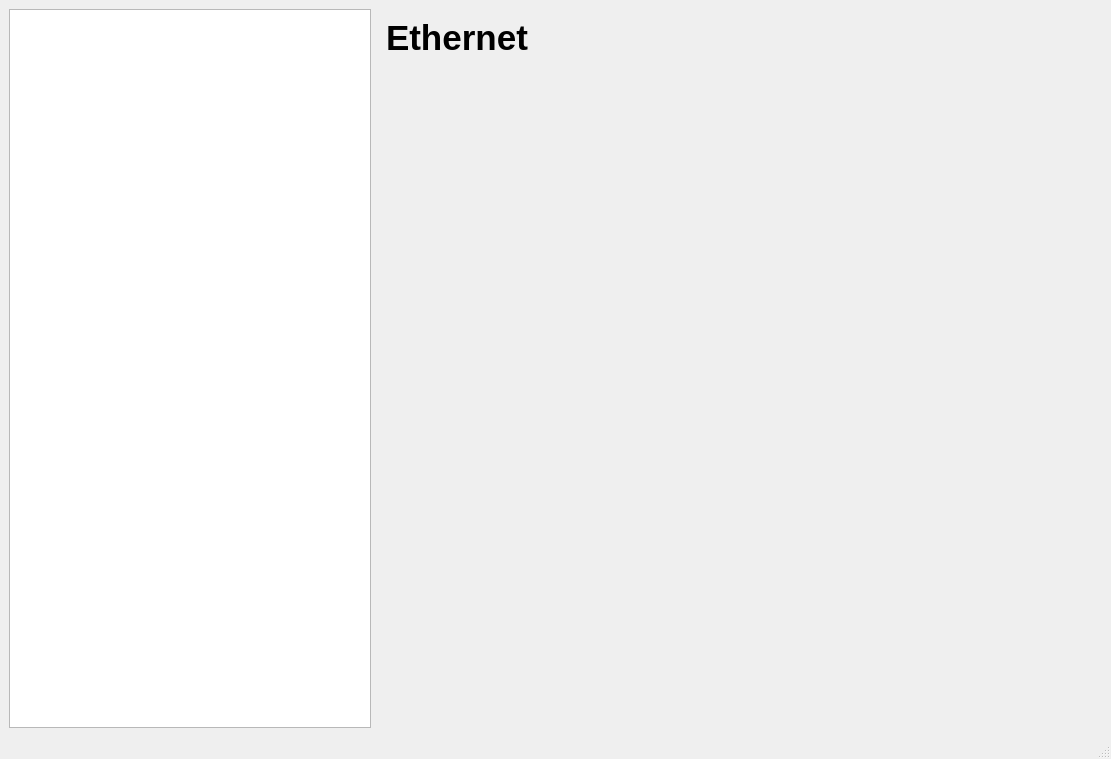
The window that ltm.ui (rejuce/LikeTaskManager) describes before a commit, drawn with Qt 5.
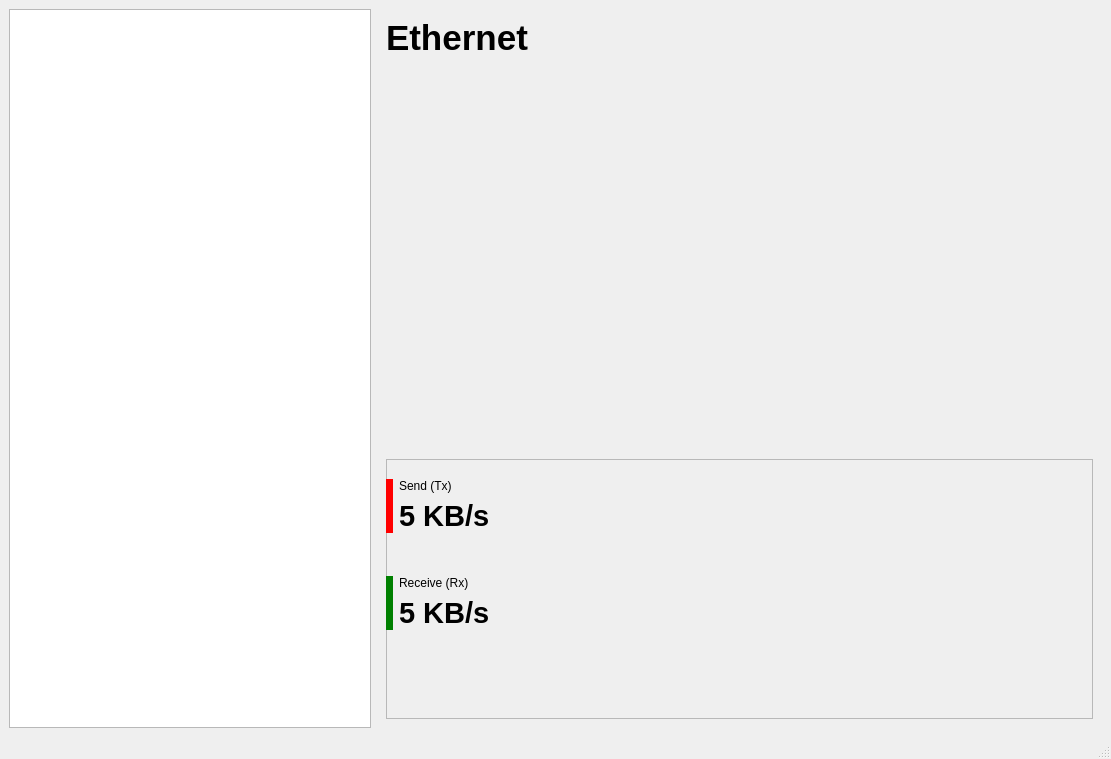
The same window after the commit. The open tabs and pages were chosen to show the change. Custom widgets are drawn as their Qt base class.

```diff
--- a/ltm.ui
+++ b/ltm.ui
@@ -112,11 +112,171 @@
           <property name="sizePolicy">
            <sizepolicy hsizetype="Preferred" vsizetype="Preferred">
             <horstretch>0</horstretch>
-            <verstretch>5</verstretch>
+            <verstretch>3</verstretch>
            </sizepolicy>
           </property>
          </widget>
         </item>
+        <item>
+         <widget class="QFrame" name="frame">
+          <property name="sizePolicy">
+           <sizepolicy hsizetype="Preferred" vsizetype="Preferred">
+            <horstretch>0</horstretch>
+            <verstretch>2</verstretch>
+           </sizepolicy>
+          </property>
+          <property name="styleSheet">
+           <string notr="true">border-color: rgba(191, 64, 64, 0);</string>
+          </property>
+          <property name="frameShape">
+           <enum>QFrame::StyledPanel</enum>
+          </property>
+          <property name="frameShadow">
+           <enum>QFrame::Raised</enum>
+          </property>
+          <widget class="QWidget" name="">
+           <property name="geometry">
+            <rect>
+             <x>0</x>
+             <y>20</y>
+             <width>191</width>
+             <height>151</height>
+            </rect>
+           </property>
+           <layout class="QGridLayout" name="gridLayout">
+            <item row="0" column="1">
+             <widget class="QLabel" name="label">
+              <property name="sizePolicy">
+               <sizepolicy hsizetype="Preferred" vsizetype="Preferred">
+                <horstretch>20</horstretch>
+                <verstretch>0</verstretch>
+               </sizepolicy>
+              </property>
+              <property name="text">
+               <string>Send (Tx)</string>
+              </property>
+              <property name="indent">
+               <number>0</number>
+              </property>
+             </widget>
+            </item>
+            <item row="1" column="1">
+             <widget class="QLabel" name="labSendKbs">
+              <property name="sizePolicy">
+               <sizepolicy hsizetype="Preferred" vsizetype="Preferred">
+                <horstretch>20</horstretch>
+                <verstretch>0</verstretch>
+               </sizepolicy>
+              </property>
+              <property name="font">
+               <font>
+                <pointsize>22</pointsize>
+                <weight>75</weight>
+                <bold>true</bold>
+               </font>
+              </property>
+              <property name="text">
+               <string>5 KB/s</string>
+              </property>
+              <property name="indent">
+               <number>0</number>
+              </property>
+             </widget>
+            </item>
+            <item row="3" column="1">
+             <widget class="QLabel" name="label_2">
+              <property name="sizePolicy">
+               <sizepolicy hsizetype="Preferred" vsizetype="Preferred">
+                <horstretch>20</horstretch>
+                <verstretch>0</verstretch>
+               </sizepolicy>
+              </property>
+              <property name="text">
+               <string>Receive (Rx)</string>
+              </property>
+              <property name="indent">
+               <number>0</number>
+              </property>
+             </widget>
+            </item>
+            <item row="3" column="0" rowspan="2">
+             <widget class="QLabel" name="label_4">
+              <property name="sizePolicy">
+               <sizepolicy hsizetype="Fixed" vsizetype="Preferred">
+                <horstretch>1</horstretch>
+                <verstretch>0</verstretch>
+               </sizepolicy>
+              </property>
+              <property name="styleSheet">
+               <string notr="true">background-color: green;</string>
+              </property>
+              <property name="text">
+               <string/>
+              </property>
+             </widget>
+            </item>
+            <item row="4" column="1">
+             <widget class="QLabel" name="labRecKbs">
+              <property name="sizePolicy">
+               <sizepolicy hsizetype="Preferred" vsizetype="Preferred">
+                <horstretch>20</horstretch>
+                <verstretch>0</verstretch>
+               </sizepolicy>
+              </property>
+              <property name="font">
+               <font>
+                <pointsize>22</pointsize>
+                <weight>75</weight>
+                <bold>true</bold>
+               </font>
+              </property>
+              <property name="text">
+               <string>5 KB/s</string>
+              </property>
+              <property name="indent">
+               <number>0</number>
+              </property>
+             </widget>
+            </item>
+            <item row="0" column="0" rowspan="2">
+             <widget class="QLabel" name="label_3">
+              <property name="sizePolicy">
+               <sizepolicy hsizetype="Preferred" vsizetype="Preferred">
+                <horstretch>1</horstretch>
+                <verstretch>0</verstretch>
+               </sizepolicy>
+              </property>
+              <property name="styleSheet">
+               <string notr="true">background-color: red;</string>
+              </property>
+              <property name="text">
+               <string> </string>
+              </property>
+             </widget>
+            </item>
+            <item row="2" column="1">
+             <spacer name="verticalSpacer">
+              <property name="sizePolicy">
+               <sizepolicy hsizetype="Minimum" vsizetype="Expanding">
+                <horstretch>20</horstretch>
+                <verstretch>0</verstretch>
+               </sizepolicy>
+              </property>
+              <property name="orientation">
+               <enum>Qt::Vertical</enum>
+              </property>
+              <property name="sizeHint" stdset="0">
+               <size>
+                <width>20</width>
+                <height>40</height>
+               </size>
+              </property>
+             </spacer>
+            </item>
+           </layout>
+          </widget>
+         </widget>
+        </item>
        </layout>
       </widget>
      </widget>
```
Left out of the diff: 2 changed lines with no effect on the pictures.
